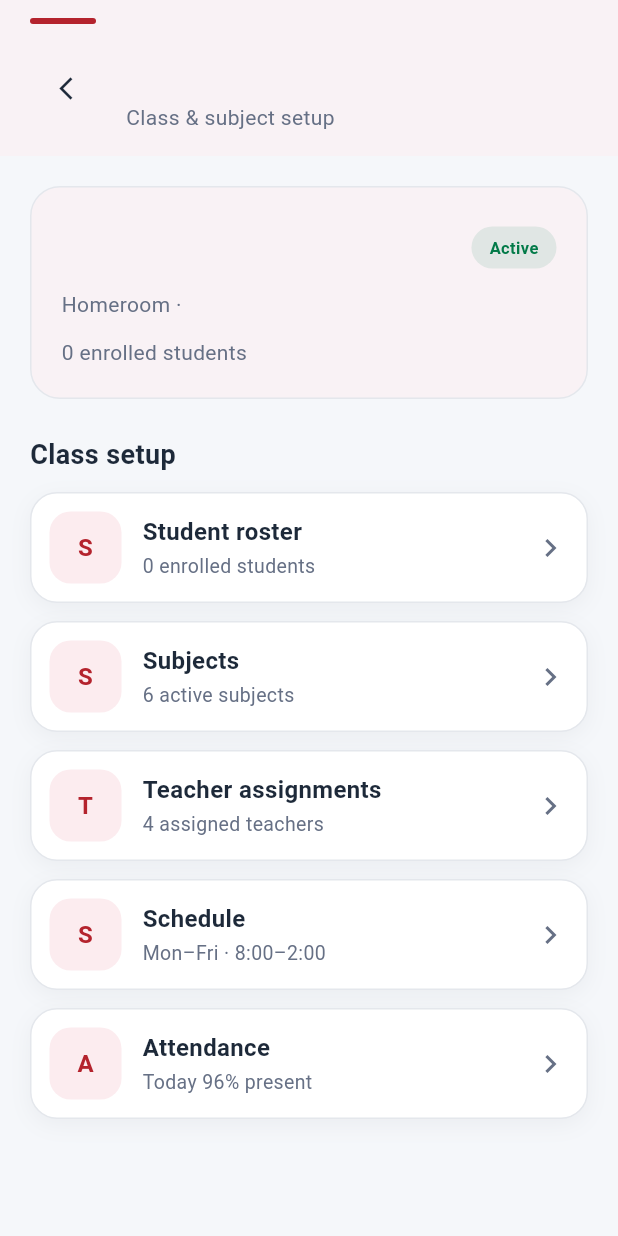
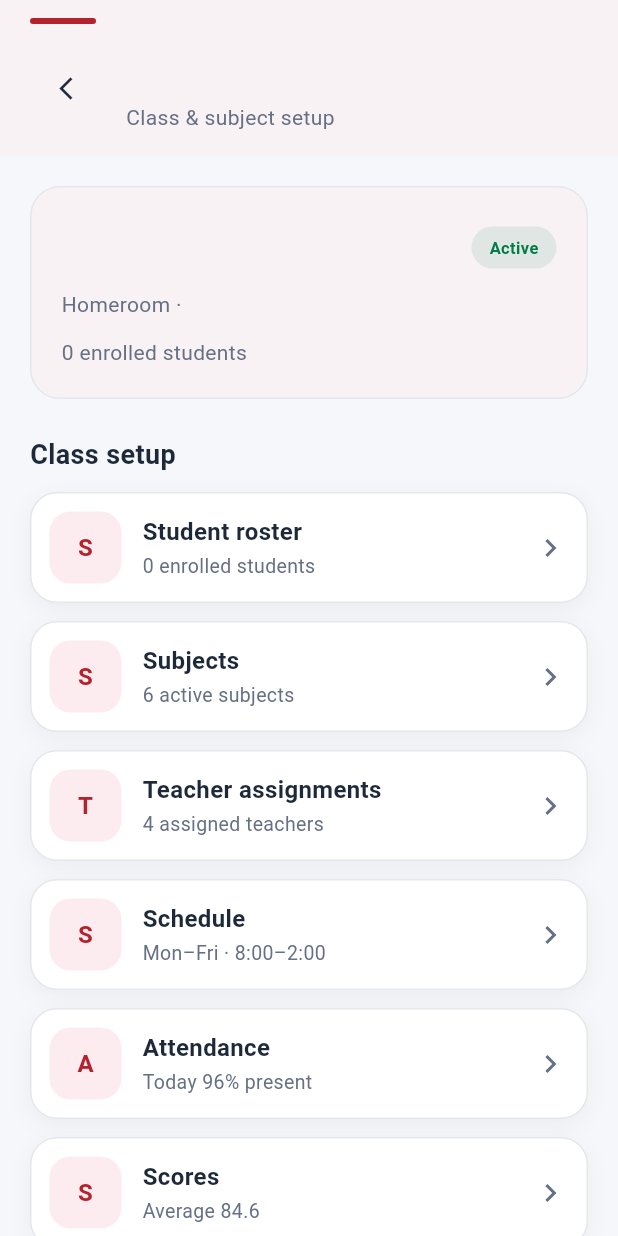
Before and after one commit to EduManageTeam/edu_admin_app, a Flutter app: the ClassDetailScreen screen opened directly with empty values, on a phone screen of 412 x 824 dp. Run offline on Flutter 3.47's test engine with Material 3 defaults, Android fonts, the phone set to English and light mode, and no system bars; our stand-ins replace flutter_riverpod, flutter_secure_storage, percent_indicator; accounts and stored records are empty.

Commit message:
feat: link scores overview from class detail

```diff
--- a/lib/feature/school_screen/view/class_detail_screen.dart
+++ b/lib/feature/school_screen/view/class_detail_screen.dart
@@ -1,6 +1,7 @@
 import 'package:edu_admin/feature/school_screen/model/class_item.dart';
 import 'package:edu_admin/feature/school_screen/model/info_item.dart';
 import 'package:edu_admin/feature/school_screen/view/attendance_overview_screen.dart';
+import 'package:edu_admin/feature/school_screen/view/scores_overview_screen.dart';
 import 'package:edu_admin/feature/school_screen/view/subjects_screen.dart';
 import 'package:edu_admin/feature/school_screen/widget/info_tile.dart';
 import 'package:edu_admin/feature/school_screen/widget/screen_header.dart';
@@ -85,6 +86,19 @@ class ClassDetailScreen extends StatelessWidget {
                     const AttendanceOverviewScreen(showBack: true),
                   ),
                 ),
+                // NEW: extra tile (not in the Figma design) so we can reach
+                // the Scores Overview screen. Delete this block if the team
+                // links Scores from somewhere else later.
+                InfoTile(
+                  item: const InfoItem(
+                    title: 'Scores',
+                    subtitle: 'Average 84.6',
+                  ),
+                  onTap: () => _open(
+                    context,
+                    const ScoresOverviewScreen(showBack: true),
+                  ),
+                ),
               ],
             ),
           ),
```
